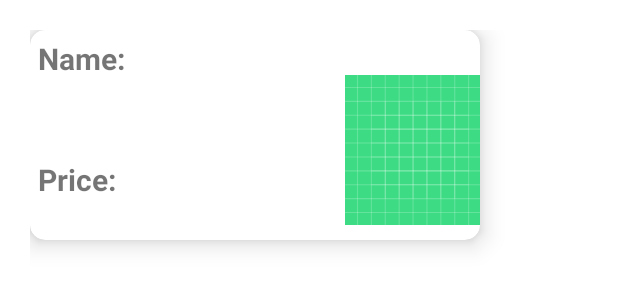
After one commit to hongan-z/Android_LogInSignUp_ParseJson, an Android app: the layout cardview_json_custom.xml on its own in the app's theme, with its tools: preview values and no code run, on a phone screen of 412 x 824 dp. The commit adds this screen. Shown: the top 300 px of the screen. Run offline under Robolectric (Android 15) with nearby library versions, the phone set to English and light mode, and no system bars.

Commit message:
changed  to recycler view and cardView r

```diff
--- /dev/null
+++ b/app/src/main/res/layout/cardview_json_custom.xml
@@ -0,0 +1,61 @@
+<?xml version="1.0" encoding="utf-8"?>
+<LinearLayout xmlns:android="http://schemas.android.com/apk/res/android"
+    android:layout_width="match_parent"
+    android:layout_height="match_parent"
+    xmlns:app="http://schemas.android.com/apk/res-auto"
+    android:layout_margin="20dp"
+    android:orientation="vertical">
+
+    <androidx.cardview.widget.CardView
+        android:layout_width="300dp"
+        android:layout_height="140dp"
+        app:cardElevation="10dp"
+        app:cardCornerRadius="10dp">
+
+        <LinearLayout
+            android:layout_width="match_parent"
+            android:layout_height="wrap_content"
+            android:orientation="horizontal">
+
+            <LinearLayout
+                android:layout_width="200dp"
+                android:layout_height="wrap_content"
+                android:orientation="vertical">
+
+                <TextView
+                    android:id="@+id/cardview_food_name"
+                    android:layout_width="wrap_content"
+                    android:layout_height="70dp"
+                    android:layout_margin="5dp"
+                    android:text="Name:"
+                    android:textSize="20dp"
+                    android:textStyle="bold"/>
+
+                <TextView
+                    android:id="@+id/cardview_food_price"
+                    android:layout_width="wrap_content"
+                    android:layout_height="70dp"
+                    android:layout_margin="5dp"
+                    android:text="Price:"
+                    android:textSize="20dp"
+                    android:textStyle="bold"/>
+
+            </LinearLayout>
+
+
+            <ImageView
+                android:layout_margin="10dp"
+                android:id="@+id/cardview_food_Image"
+                android:layout_width="100dp"
+                android:layout_height="140dp"
+                android:src="@drawable/ic_launcher_background"
+                />
+
+
+
+        </LinearLayout>
+
+
+    </androidx.cardview.widget.CardView>
+
+</LinearLayout>
--- a/app/src/main/res/layout/jsoncustomview.xml
+++ b/app/src/main/res/layout/jsoncustomview.xml
@@ -20,7 +20,7 @@
         android:text=""
         android:hint="Food Name from JSON:"
         android:textStyle="bold"
-        android:textColor="@color/teal_200"
+        android:textColor="@color/purple_700"
         android:layout_below="@+id/imageView"
         android:layout_centerHorizontal="true"
         android:layout_marginTop="20dp"/>
@@ -32,7 +32,7 @@
         android:text=""
         android:hint="Food Price from JSON: "
         android:textStyle="bold"
-        android:textColor="@color/teal_200"
+        android:textColor="@color/purple_700"
         android:layout_below="@+id/tvProductionName"
         android:layout_centerHorizontal="true"
         android:layout_marginTop="10dp"/>
```
Also changed, not shown: app/src/main/java/com/self/threeassessment10/JsonParser.java (+18 -8 lines), app/src/main/java/com/self/threeassessment10/JsonParsingAdapter.java (+105 -33 lines), app/src/main/java/com/self/threeassessment10/JsonParsingAdapterRecycleView.java (added, +90 -0 lines), app/src/main/res/layout/activity_screen3.xml (+12 -6 lines).
